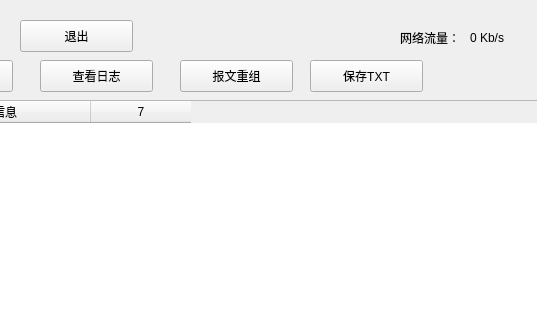
This is main.ui in cwellszhang/Sniffer as Qt 5 draws it before an edit; both pictures show x 510 to 1047 and y 0 to 320 of the 1047 by 814 pixel window. The edited form follows.
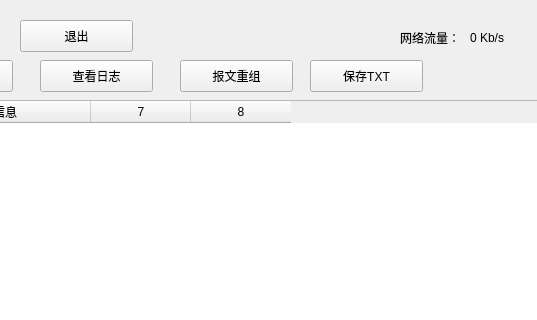
This is the edited form.

```diff
--- a/main.ui
+++ b/main.ui
@@ -237,7 +237,7 @@
     <number>0</number>
    </property>
    <property name="columnCount">
-    <number>7</number>
+    <number>8</number>
    </property>
    <attribute name="horizontalHeaderVisible">
     <bool>true</bool>
@@ -309,6 +309,7 @@
     </property>
    </column>
    <column/>
+   <column/>
   </widget>
   <widget class="QTextBrowser" name="textBrowser_2">
    <property name="geometry">
```
